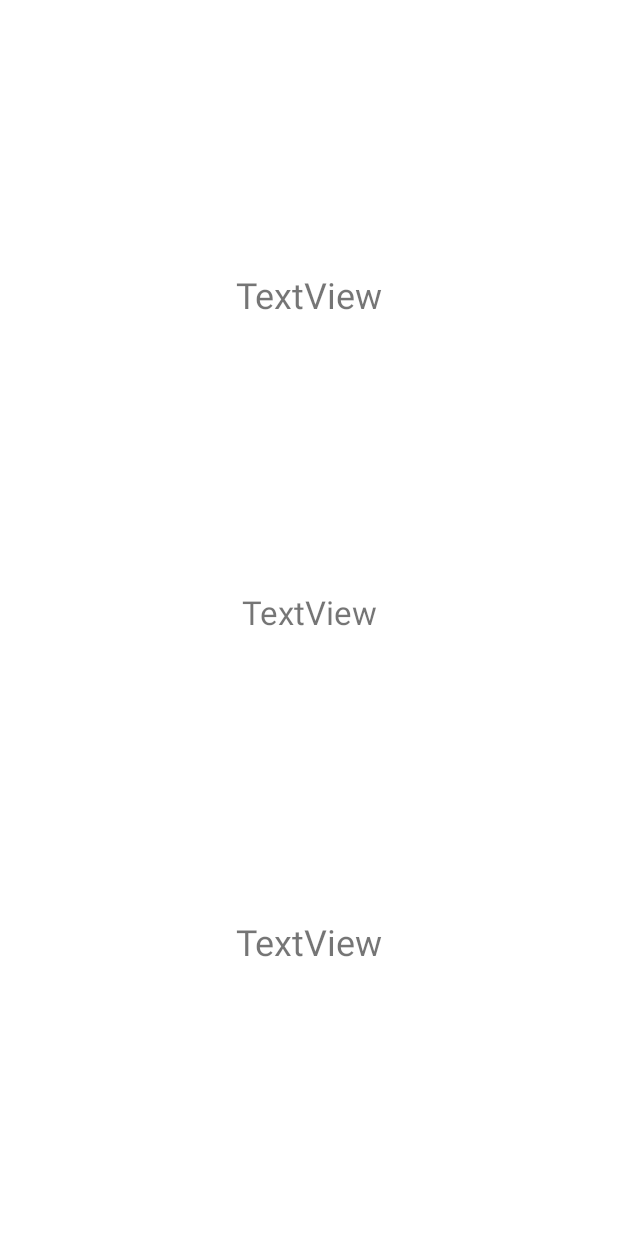
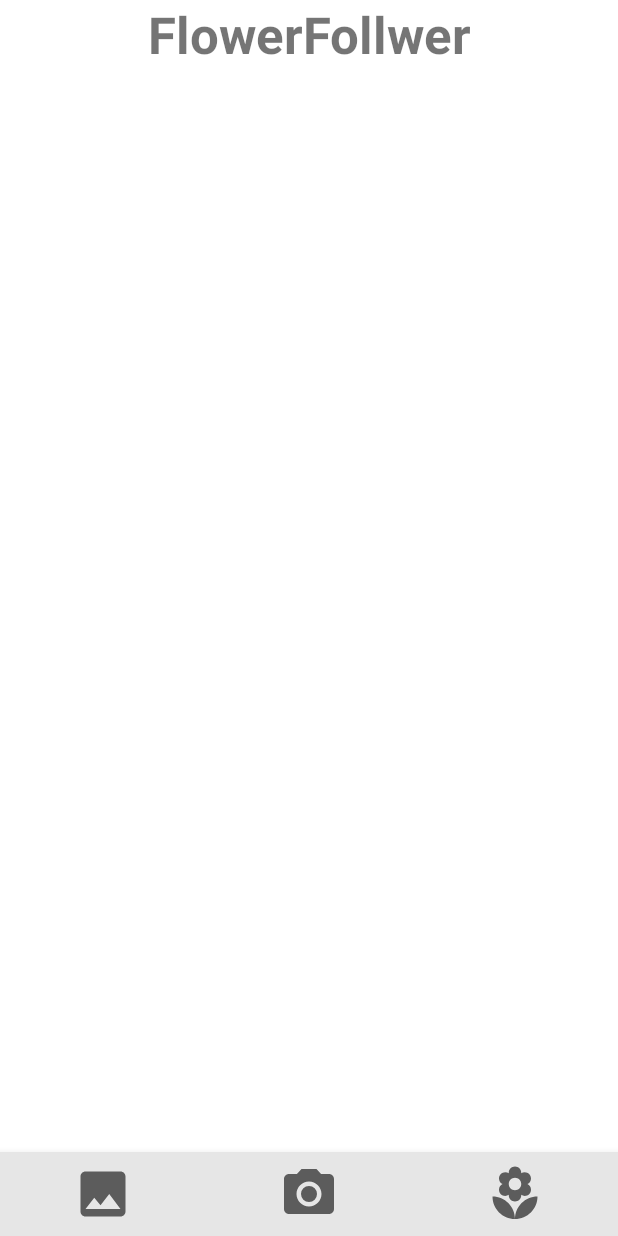
Before and after one commit to SeoMinHyeok1204/FlowerFollower, an Android app: the MainActivity screen opened directly, with no data from a screen before it, on a phone screen of 412 x 824 dp. Run offline under Robolectric (Android 15) with nearby library versions, the phone set to English and light mode, and no system bars; our stand-ins replace Firebase (no records; nobody signed in at launch, a user with empty details on screens opened directly).

Commit message:
메인 화면 틀 작성

```diff
--- a/app/src/main/AndroidManifest.xml
+++ b/app/src/main/AndroidManifest.xml
@@ -1,6 +1,9 @@
 <?xml version="1.0" encoding="utf-8"?>
 <manifest xmlns:android="http://schemas.android.com/apk/res/android"
     package="com.example.flowerfollower">
+
+    <uses-permission android:name="android.permission.READ_EXTERNAL_STORAGE" />
+    <uses-permission android:name="android.permission.CAMERA" />
 
     <application
         android:allowBackup="true"
--- /dev/null
+++ b/app/src/main/res/drawable/ic_baseline_camera_alt_24.xml
@@ -0,0 +1,13 @@
+<vector xmlns:android="http://schemas.android.com/apk/res/android"
+    android:width="24dp"
+    android:height="24dp"
+    android:viewportWidth="24"
+    android:viewportHeight="24"
+    android:tint="?attr/colorControlNormal">
+  <path
+      android:fillColor="@android:color/white"
+      android:pathData="M12,12m-3.2,0a3.2,3.2 0,1 1,6.4 0a3.2,3.2 0,1 1,-6.4 0"/>
+  <path
+      android:fillColor="@android:color/white"
+      android:pathData="M9,2L7.17,4L4,4c-1.1,0 -2,0.9 -2,2v12c0,1.1 0.9,2 2,2h16c1.1,0 2,-0.9 2,-2L22,6c0,-1.1 -0.9,-2 -2,-2h-3.17L15,2L9,2zM12,17c-2.76,0 -5,-2.24 -5,-5s2.24,-5 5,-5 5,2.24 5,5 -2.24,5 -5,5z"/>
+</vector>
--- /dev/null
+++ b/app/src/main/res/drawable/ic_baseline_image_24.xml
@@ -0,0 +1,10 @@
+<vector xmlns:android="http://schemas.android.com/apk/res/android"
+    android:width="24dp"
+    android:height="24dp"
+    android:viewportWidth="24"
+    android:viewportHeight="24"
+    android:tint="?attr/colorControlNormal">
+  <path
+      android:fillColor="@android:color/white"
+      android:pathData="M21,19V5c0,-1.1 -0.9,-2 -2,-2H5c-1.1,0 -2,0.9 -2,2v14c0,1.1 0.9,2 2,2h14c1.1,0 2,-0.9 2,-2zM8.5,13.5l2.5,3.01L14.5,12l4.5,6H5l3.5,-4.5z"/>
+</vector>
--- /dev/null
+++ b/app/src/main/res/drawable/ic_baseline_local_florist_24.xml
@@ -0,0 +1,10 @@
+<vector xmlns:android="http://schemas.android.com/apk/res/android"
+    android:width="24dp"
+    android:height="24dp"
+    android:viewportWidth="24"
+    android:viewportHeight="24"
+    android:tint="?attr/colorControlNormal">
+  <path
+      android:fillColor="@android:color/white"
+      android:pathData="M12,22c4.97,0 9,-4.03 9,-9 -4.97,0 -9,4.03 -9,9zM5.6,10.25c0,1.38 1.12,2.5 2.5,2.5 0.53,0 1.01,-0.16 1.42,-0.44l-0.02,0.19c0,1.38 1.12,2.5 2.5,2.5s2.5,-1.12 2.5,-2.5l-0.02,-0.19c0.4,0.28 0.89,0.44 1.42,0.44 1.38,0 2.5,-1.12 2.5,-2.5 0,-1 -0.59,-1.85 -1.43,-2.25 0.84,-0.4 1.43,-1.25 1.43,-2.25 0,-1.38 -1.12,-2.5 -2.5,-2.5 -0.53,0 -1.01,0.16 -1.42,0.44l0.02,-0.19C14.5,2.12 13.38,1 12,1S9.5,2.12 9.5,3.5l0.02,0.19c-0.4,-0.28 -0.89,-0.44 -1.42,-0.44 -1.38,0 -2.5,1.12 -2.5,2.5 0,1 0.59,1.85 1.43,2.25 -0.84,0.4 -1.43,1.25 -1.43,2.25zM12,5.5c1.38,0 2.5,1.12 2.5,2.5s-1.12,2.5 -2.5,2.5S9.5,9.38 9.5,8s1.12,-2.5 2.5,-2.5zM3,13c0,4.97 4.03,9 9,9 0,-4.97 -4.03,-9 -9,-9z"/>
+</vector>
--- a/app/src/main/res/layout/activity_main.xml
+++ b/app/src/main/res/layout/activity_main.xml
@@ -6,42 +6,46 @@
     android:layout_height="match_parent"
     tools:context=".LoginActivity">
 
-    <TextView
-        android:id="@+id/tv_nickname"
-        android:layout_width="300dp"
-        android:textAlignment="center"
+    <LinearLayout
+        android:id="@+id/linearLayout"
+        android:layout_width="match_parent"
         android:layout_height="wrap_content"
-        android:text="TextView"
-        android:textSize="24sp"
-        app:layout_constraintBottom_toTopOf="@+id/tv_email"
+        android:orientation="horizontal"
         app:layout_constraintEnd_toEndOf="parent"
-        app:layout_constraintHorizontal_bias="0.5"
         app:layout_constraintStart_toStartOf="parent"
-        app:layout_constraintTop_toTopOf="parent" />
+        app:layout_constraintTop_toTopOf="parent">
 
-    <TextView
-        android:id="@+id/tv_email"
-        android:layout_width="300dp"
-        android:textAlignment="center"
-        android:layout_height="38dp"
-        android:text="TextView"
-        android:textSize="22sp"
-        app:layout_constraintBottom_toTopOf="@+id/tv_password"
+        <TextView
+            android:id="@+id/textView2"
+            android:layout_width="wrap_content"
+            android:layout_height="wrap_content"
+            android:layout_weight="1"
+            android:text="FlowerFollwer"
+            android:textAlignment="center"
+            android:textSize="34sp"
+            android:textStyle="bold" />
+    </LinearLayout>
+
+    <androidx.recyclerview.widget.RecyclerView
+        android:layout_width="match_parent"
+        android:layout_height="0dp"
+        app:layout_constraintBottom_toTopOf="@+id/bottom_nav"
         app:layout_constraintEnd_toEndOf="parent"
-        app:layout_constraintHorizontal_bias="0.5"
         app:layout_constraintStart_toStartOf="parent"
-        app:layout_constraintTop_toBottomOf="@+id/tv_nickname" />
+        app:layout_constraintTop_toBottomOf="@+id/linearLayout" />
 
-    <TextView
-        android:id="@+id/tv_password"
-        android:layout_width="300dp"
+    <com.google.android.material.bottomnavigation.BottomNavigationView
+        android:id="@+id/bottom_nav"
+        android:layout_width="match_parent"
         android:layout_height="wrap_content"
-        android:text="TextView"
-        android:textAlignment="center"
-        android:textSize="24sp"
+        android:background="#E6E6E6"
+        app:itemIconSize="40dp"
+        app:labelVisibilityMode="unlabeled"
         app:layout_constraintBottom_toBottomOf="parent"
         app:layout_constraintEnd_toEndOf="parent"
-        app:layout_constraintHorizontal_bias="0.5"
+        app:layout_constraintHorizontal_bias="0.0"
         app:layout_constraintStart_toStartOf="parent"
-        app:layout_constraintTop_toBottomOf="@+id/tv_email" />
+        app:menu="@menu/bottom_nav_menu">
+    </com.google.android.material.bottomnavigation.BottomNavigationView>
+
 </androidx.constraintlayout.widget.ConstraintLayout>
--- /dev/null
+++ b/app/src/main/res/menu/bottom_nav_menu.xml
@@ -0,0 +1,21 @@
+<?xml version="1.0" encoding="utf-8"?>
+<menu xmlns:android="http://schemas.android.com/apk/res/android">
+    <item
+        android:title="temp"
+        android:visible="false"/>
+    <item
+        android:id="@+id/bottom_gallery"
+        android:title="갤러리"
+        android:icon="@drawable/ic_baseline_image_24"
+        />
+    <item
+        android:id="@+id/bottom_camera"
+        android:title="카메라"
+        android:icon="@drawable/ic_baseline_camera_alt_24"
+        />
+    <item
+        android:id="@+id/bottom_myGarden"
+        android:title="마이가든"
+        android:icon="@drawable/ic_baseline_local_florist_24"
+        />
+</menu>
```
Also changed, not shown: app/src/main/java/com/example/flowerfollower/MainActivity.kt (+122 -21 lines), 1 other file.
